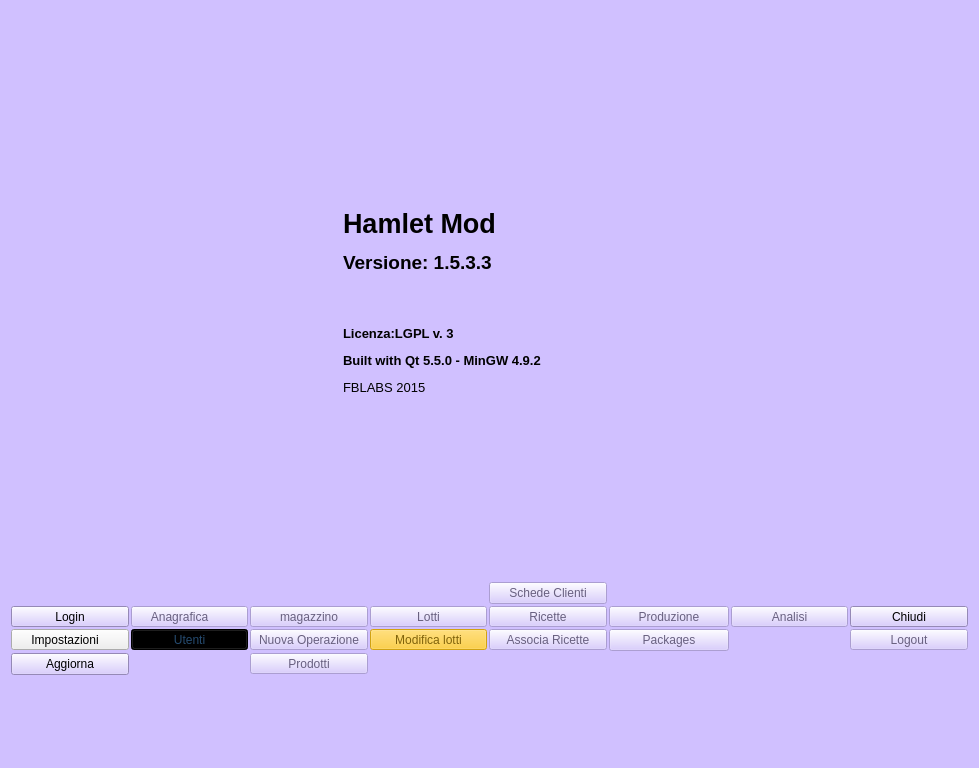
Old version of the form mainwindow.ui in the repository fblabs/hamlet-mod-sancon.
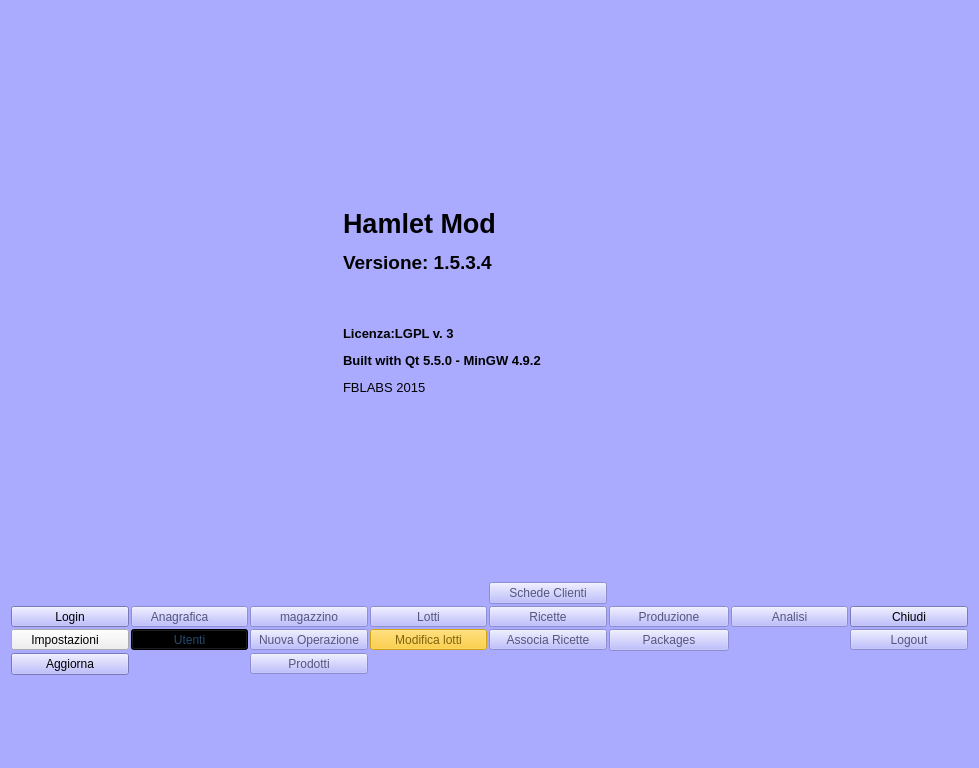
New version of the form. Icons and pictures are not drawn.

```diff
--- a/mainwindow.ui
+++ b/mainwindow.ui
@@ -28,8 +28,8 @@
      <colorrole role="Button">
       <brush brushstyle="SolidPattern">
        <color alpha="255">
-        <red>208</red>
-        <green>192</green>
+        <red>170</red>
+        <green>170</green>
         <blue>255</blue>
        </color>
       </brush>
@@ -46,8 +46,8 @@
      <colorrole role="Midlight">
       <brush brushstyle="SolidPattern">
        <color alpha="255">
-        <red>231</red>
-        <green>223</green>
+        <red>212</red>
+        <green>212</green>
         <blue>255</blue>
        </color>
       </brush>
@@ -55,8 +55,8 @@
      <colorrole role="Dark">
       <brush brushstyle="SolidPattern">
        <color alpha="255">
-        <red>104</red>
-        <green>96</green>
+        <red>85</red>
+        <green>85</green>
         <blue>127</blue>
        </color>
       </brush>
@@ -64,8 +64,8 @@
      <colorrole role="Mid">
       <brush brushstyle="SolidPattern">
        <color alpha="255">
-        <red>139</red>
-        <green>128</green>
+        <red>113</red>
+        <green>113</green>
         <blue>170</blue>
        </color>
       </brush>
@@ -109,8 +109,8 @@
      <colorrole role="Window">
       <brush brushstyle="SolidPattern">
        <color alpha="255">
-        <red>208</red>
-        <green>192</green>
+        <red>170</red>
+        <green>170</green>
         <blue>255</blue>
        </color>
       </brush>
@@ -127,8 +127,8 @@
      <colorrole role="AlternateBase">
       <brush brushstyle="SolidPattern">
        <color alpha="255">
-        <red>231</red>
-        <green>223</green>
+        <red>212</red>
+        <green>212</green>
         <blue>255</blue>
        </color>
       </brush>
@@ -165,8 +165,8 @@
      <colorrole role="Button">
       <brush brushstyle="SolidPattern">
        <color alpha="255">
-        <red>208</red>
-        <green>192</green>
+        <red>170</red>
+        <green>170</green>
         <blue>255</blue>
        </color>
       </brush>
@@ -183,8 +183,8 @@
      <colorrole role="Midlight">
       <brush brushstyle="SolidPattern">
        <color alpha="255">
-        <red>231</red>
-        <green>223</green>
+        <red>212</red>
+        <green>212</green>
         <blue>255</blue>
        </color>
       </brush>
@@ -192,8 +192,8 @@
      <colorrole role="Dark">
       <brush brushstyle="SolidPattern">
        <color alpha="255">
-        <red>104</red>
-        <green>96</green>
+        <red>85</red>
+        <green>85</green>
         <blue>127</blue>
        </color>
       </brush>
@@ -201,8 +201,8 @@
      <colorrole role="Mid">
       <brush brushstyle="SolidPattern">
        <color alpha="255">
-        <red>139</red>
-        <green>128</green>
+        <red>113</red>
+        <green>113</green>
         <blue>170</blue>
        </color>
       </brush>
@@ -246,8 +246,8 @@
      <colorrole role="Window">
       <brush brushstyle="SolidPattern">
        <color alpha="255">
-        <red>208</red>
-        <green>192</green>
+        <red>170</red>
+        <green>170</green>
         <blue>255</blue>
        </color>
       </brush>
@@ -264,8 +264,8 @@
      <colorrole role="AlternateBase">
       <brush brushstyle="SolidPattern">
        <color alpha="255">
-        <red>231</red>
-        <green>223</green>
+        <red>212</red>
+        <green>212</green>
         <blue>255</blue>
        </color>
       </brush>
@@ -293,8 +293,8 @@
      <colorrole role="WindowText">
       <brush brushstyle="SolidPattern">
        <color alpha="255">
-        <red>104</red>
-        <green>96</green>
+        <red>85</red>
+        <green>85</green>
         <blue>127</blue>
        </color>
       </brush>
@@ -302,8 +302,8 @@
      <colorrole role="Button">
       <brush brushstyle="SolidPattern">
        <color alpha="255">
-        <red>208</red>
-        <green>192</green>
+        <red>170</red>
+        <green>170</green>
         <blue>255</blue>
        </color>
       </brush>
@@ -320,8 +320,8 @@
      <colorrole role="Midlight">
       <brush brushstyle="SolidPattern">
        <color alpha="255">
-        <red>231</red>
-        <green>223</green>
+        <red>212</red>
+        <green>212</green>
         <blue>255</blue>
        </color>
       </brush>
@@ -329,8 +329,8 @@
      <colorrole role="Dark">
       <brush brushstyle="SolidPattern">
        <color alpha="255">
-        <red>104</red>
-        <green>96</green>
+        <red>85</red>
+        <green>85</green>
         <blue>127</blue>
        </color>
       </brush>
@@ -338,8 +338,8 @@
      <colorrole role="Mid">
       <brush brushstyle="SolidPattern">
        <color alpha="255">
-        <red>139</red>
-        <green>128</green>
+        <red>113</red>
+        <green>113</green>
         <blue>170</blue>
        </color>
       </brush>
@@ -347,8 +347,8 @@
      <colorrole role="Text">
       <brush brushstyle="SolidPattern">
        <color alpha="255">
-        <red>104</red>
-        <green>96</green>
+        <red>85</red>
+        <green>85</green>
         <blue>127</blue>
        </color>
       </brush>
@@ -365,8 +365,8 @@
      <colorrole role="ButtonText">
       <brush brushstyle="SolidPattern">
        <color alpha="255">
-        <red>104</red>
-        <green>96</green>
+        <red>85</red>
+        <green>85</green>
         <blue>127</blue>
        </color>
       </brush>
@@ -374,8 +374,8 @@
      <colorrole role="Base">
       <brush brushstyle="SolidPattern">
        <color alpha="255">
-        <red>208</red>
-        <green>192</green>
+        <red>170</red>
+        <green>170</green>
         <blue>255</blue>
        </color>
       </brush>
@@ -383,8 +383,8 @@
      <colorrole role="Window">
       <brush brushstyle="SolidPattern">
        <color alpha="255">
-        <red>208</red>
-        <green>192</green>
+        <red>170</red>
+        <green>170</green>
         <blue>255</blue>
        </color>
       </brush>
@@ -401,8 +401,8 @@
      <colorrole role="AlternateBase">
       <brush brushstyle="SolidPattern">
        <color alpha="255">
-        <red>208</red>
-        <green>192</green>
+        <red>170</red>
+        <green>170</green>
         <blue>255</blue>
        </color>
       </brush>
@@ -938,7 +938,7 @@
          </palette>
         </property>
         <property name="text">
-         <string>&lt;html&gt;&lt;head/&gt;&lt;body&gt;&lt;p&gt;&lt;span style=&quot; font-size:20pt; font-weight:600;&quot;&gt;Hamlet Mod&lt;/span&gt;&lt;/p&gt;&lt;p&gt;&lt;span style=&quot; font-size:14pt; font-weight:600;&quot;&gt;Versione: 1.5.3.3&lt;/span&gt;&lt;/p&gt;&lt;p&gt;&lt;br/&gt;&lt;/p&gt;&lt;p&gt;&lt;span style=&quot; font-size:10pt; font-weight:600;&quot;&gt;Licenza:LGPL v. 3&lt;/span&gt;&lt;/p&gt;&lt;p&gt;&lt;span style=&quot; font-size:10pt; font-weight:600;&quot;&gt;Built with Qt 5.5.0 - MinGW 4.9.2&lt;/span&gt;&lt;/p&gt;&lt;p&gt;&lt;span style=&quot; font-size:10pt;&quot;&gt;FBLABS 2015&lt;/span&gt;&lt;/p&gt;&lt;/body&gt;&lt;/html&gt;</string>
+         <string>&lt;html&gt;&lt;head/&gt;&lt;body&gt;&lt;p&gt;&lt;span style=&quot; font-size:20pt; font-weight:600;&quot;&gt;Hamlet Mod&lt;/span&gt;&lt;/p&gt;&lt;p&gt;&lt;span style=&quot; font-size:14pt; font-weight:600;&quot;&gt;Versione: 1.5.3.4&lt;/span&gt;&lt;/p&gt;&lt;p&gt;&lt;br/&gt;&lt;/p&gt;&lt;p&gt;&lt;span style=&quot; font-size:10pt; font-weight:600;&quot;&gt;Licenza:LGPL v. 3&lt;/span&gt;&lt;/p&gt;&lt;p&gt;&lt;span style=&quot; font-size:10pt; font-weight:600;&quot;&gt;Built with Qt 5.5.0 - MinGW 4.9.2&lt;/span&gt;&lt;/p&gt;&lt;p&gt;&lt;span style=&quot; font-size:10pt;&quot;&gt;FBLABS 2015&lt;/span&gt;&lt;/p&gt;&lt;/body&gt;&lt;/html&gt;</string>
         </property>
         <property name="scaledContents">
          <bool>true</bool>
```
Left out of the diff: 6 changed lines with no effect on the pictures.
